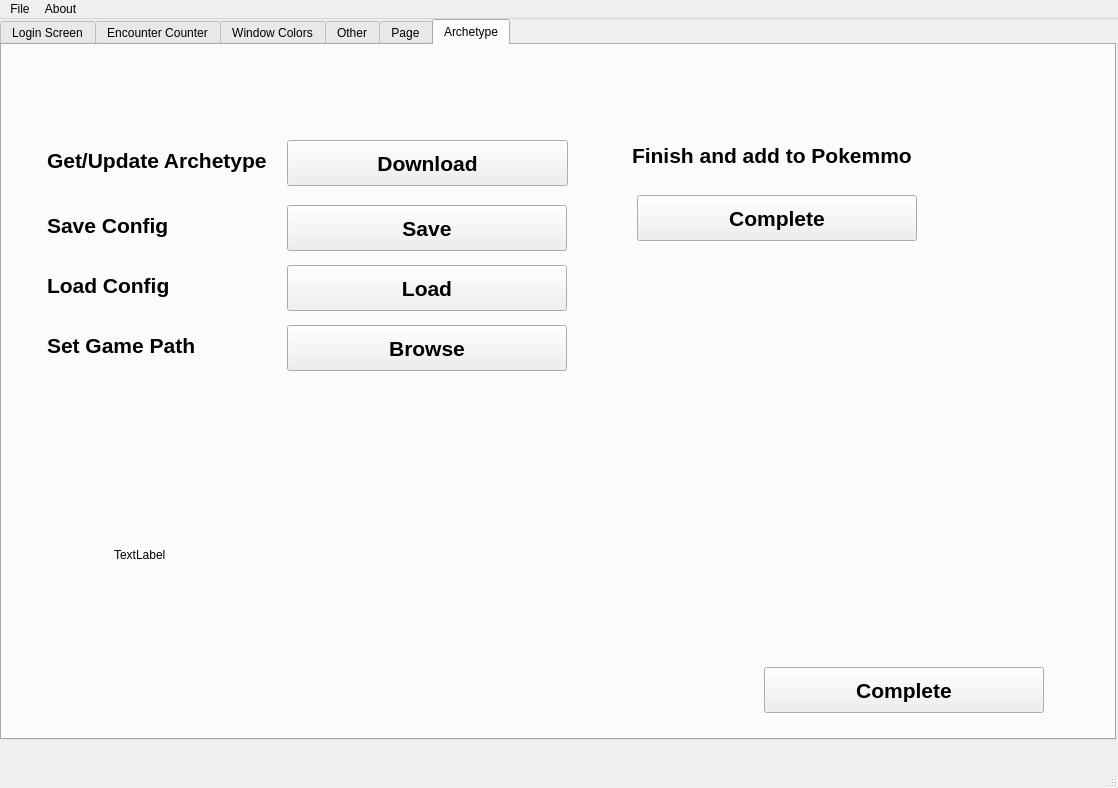
This is VMM.ui in Vextryyn/Vextryyn-Mod-Manager as Qt 5 draws it before an edit. The edited form follows.
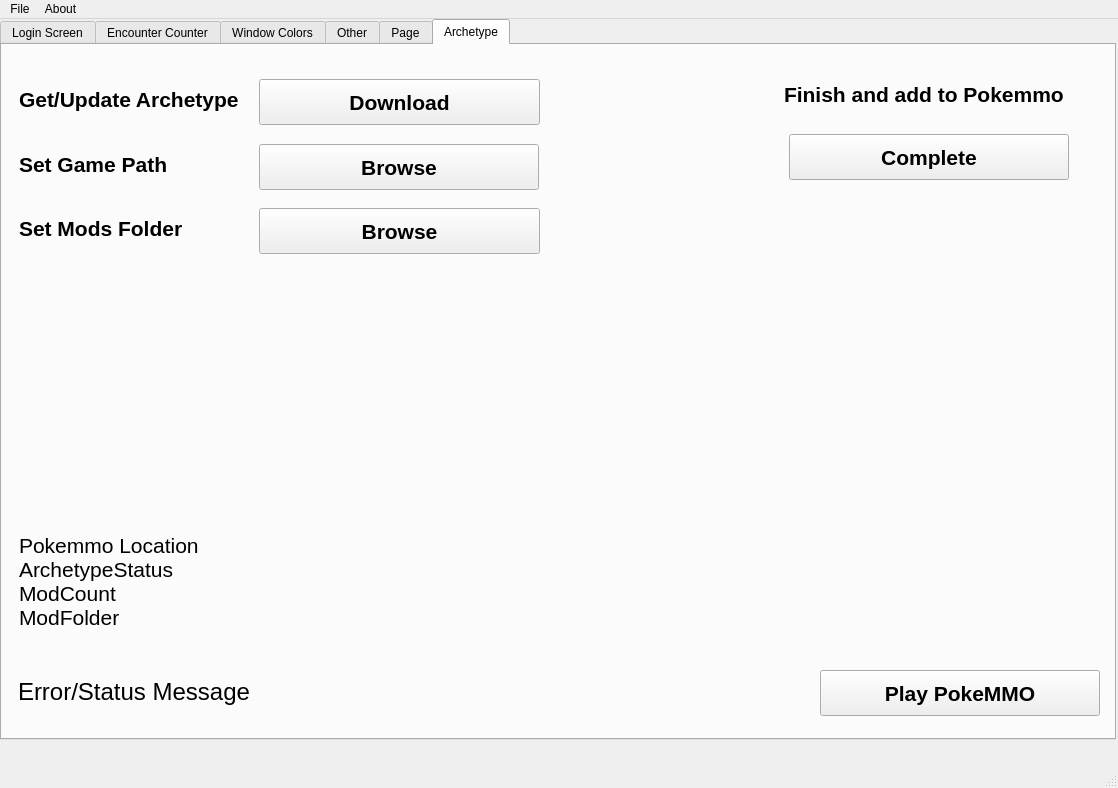
This is the edited form. The open tabs and pages were chosen to show the change. Custom widgets are drawn as their Qt base class.

Commit message: custom mod folder location should be good Removed need for default json

```diff
--- a/VMM.ui
+++ b/VMM.ui
@@ -1337,10 +1337,10 @@
      <widget class="QFrame" name="GetArchtype">
       <property name="geometry">
        <rect>
-        <x>40</x>
-        <y>80</y>
-        <width>1011</width>
-        <height>596</height>
+        <x>12</x>
+        <y>19</y>
+        <width>1089</width>
+        <height>657</height>
        </rect>
       </property>
       <property name="frameShape">
@@ -1403,7 +1403,7 @@
         </font>
        </property>
        <property name="text">
-        <string>Save Config</string>
+        <string>Set Game Path</string>
        </property>
       </widget>
       <widget class="QPushButton" name="saveConfig">
@@ -1423,53 +1423,13 @@
         </font>
        </property>
        <property name="text">
-        <string>Save</string>
-       </property>
-      </widget>
-      <widget class="QPushButton" name="loadConfig">
-       <property name="geometry">
-        <rect>
-         <x>245</x>
-         <y>140</y>
-         <width>280</width>
-         <height>46</height>
-        </rect>
-       </property>
-       <property name="font">
-        <font>
-         <pointsize>16</pointsize>
-         <weight>75</weight>
-         <bold>true</bold>
-        </font>
-       </property>
-       <property name="text">
-        <string>Load</string>
-       </property>
-      </widget>
-      <widget class="QLabel" name="label_27">
-       <property name="geometry">
-        <rect>
-         <x>5</x>
-         <y>130</y>
-         <width>210</width>
-         <height>61</height>
-        </rect>
-       </property>
-       <property name="font">
-        <font>
-         <pointsize>16</pointsize>
-         <weight>75</weight>
-         <bold>true</bold>
-        </font>
-       </property>
-       <property name="text">
-        <string>Load Config</string>
+        <string>Browse</string>
        </property>
       </widget>
       <widget class="QPushButton" name="completeMod">
        <property name="geometry">
         <rect>
-         <x>595</x>
+         <x>775</x>
          <y>70</y>
          <width>280</width>
          <height>46</height>
@@ -1489,7 +1449,7 @@
       <widget class="QLabel" name="label_28">
        <property name="geometry">
         <rect>
-         <x>590</x>
+         <x>770</x>
          <y>0</y>
          <width>306</width>
          <height>61</height>
@@ -1510,60 +1470,28 @@
        <property name="geometry">
         <rect>
          <x>5</x>
-         <y>190</y>
-         <width>210</width>
-         <height>61</height>
-        </rect>
-       </property>
-       <property name="font">
-        <font>
-         <pointsize>16</pointsize>
-         <weight>75</weight>
-         <bold>true</bold>
-        </font>
-       </property>
-       <property name="text">
-        <string>Set Game Path</string>
-       </property>
-      </widget>
-      <widget class="QPushButton" name="setGamePath">
-       <property name="geometry">
-        <rect>
-         <x>245</x>
-         <y>200</y>
-         <width>280</width>
-         <height>46</height>
-        </rect>
-       </property>
-       <property name="font">
-        <font>
-         <pointsize>16</pointsize>
-         <weight>75</weight>
-         <bold>true</bold>
-        </font>
-       </property>
-       <property name="text">
-        <string>Browse</string>
-       </property>
-      </widget>
-      <widget class="QLabel" name="status_label_archetype">
-       <property name="geometry">
-        <rect>
-         <x>72</x>
-         <y>358</y>
-         <width>537</width>
+         <y>446</y>
+         <width>1071</width>
          <height>143</height>
         </rect>
        </property>
+       <property name="font">
+        <font>
+         <pointsize>16</pointsize>
+        </font>
+       </property>
        <property name="text">
-        <string>TextLabel</string>
+        <string>Pokemmo Location
+ArchetypeStatus
+ModCount
+ModFolder</string>
        </property>
       </widget>
       <widget class="QPushButton" name="completeMod_2">
        <property name="geometry">
         <rect>
-         <x>722</x>
-         <y>542</y>
+         <x>806</x>
+         <y>606</y>
          <width>280</width>
          <height>46</height>
         </rect>
@@ -1576,7 +1504,65 @@
         </font>
        </property>
        <property name="text">
-        <string>Complete</string>
+        <string>Play PokeMMO</string>
+       </property>
+      </widget>
+      <widget class="QLabel" name="status_label_archetype">
+       <property name="geometry">
+        <rect>
+         <x>4</x>
+         <y>610</y>
+         <width>795</width>
+         <height>35</height>
+        </rect>
+       </property>
+       <property name="font">
+        <font>
+         <pointsize>18</pointsize>
+        </font>
+       </property>
+       <property name="text">
+        <string>Error/Status Message</string>
+       </property>
+      </widget>
+      <widget class="QPushButton" name="saveConfig_2">
+       <property name="geometry">
+        <rect>
+         <x>245</x>
+         <y>144</y>
+         <width>281</width>
+         <height>46</height>
+        </rect>
+       </property>
+       <property name="font">
+        <font>
+         <pointsize>16</pointsize>
+         <weight>75</weight>
+         <bold>true</bold>
+        </font>
+       </property>
+       <property name="text">
+        <string>Browse</string>
+       </property>
+      </widget>
+      <widget class="QLabel" name="label_27">
+       <property name="geometry">
+        <rect>
+         <x>5</x>
+         <y>134</y>
+         <width>210</width>
+         <height>61</height>
+        </rect>
+       </property>
+       <property name="font">
+        <font>
+         <pointsize>16</pointsize>
+         <weight>75</weight>
+         <bold>true</bold>
+        </font>
+       </property>
+       <property name="text">
+        <string>Set Mods Folder</string>
        </property>
       </widget>
      </widget>
```
Left out of the diff: 4 changed lines with no effect on the pictures. The commit also changes 2 other files.
